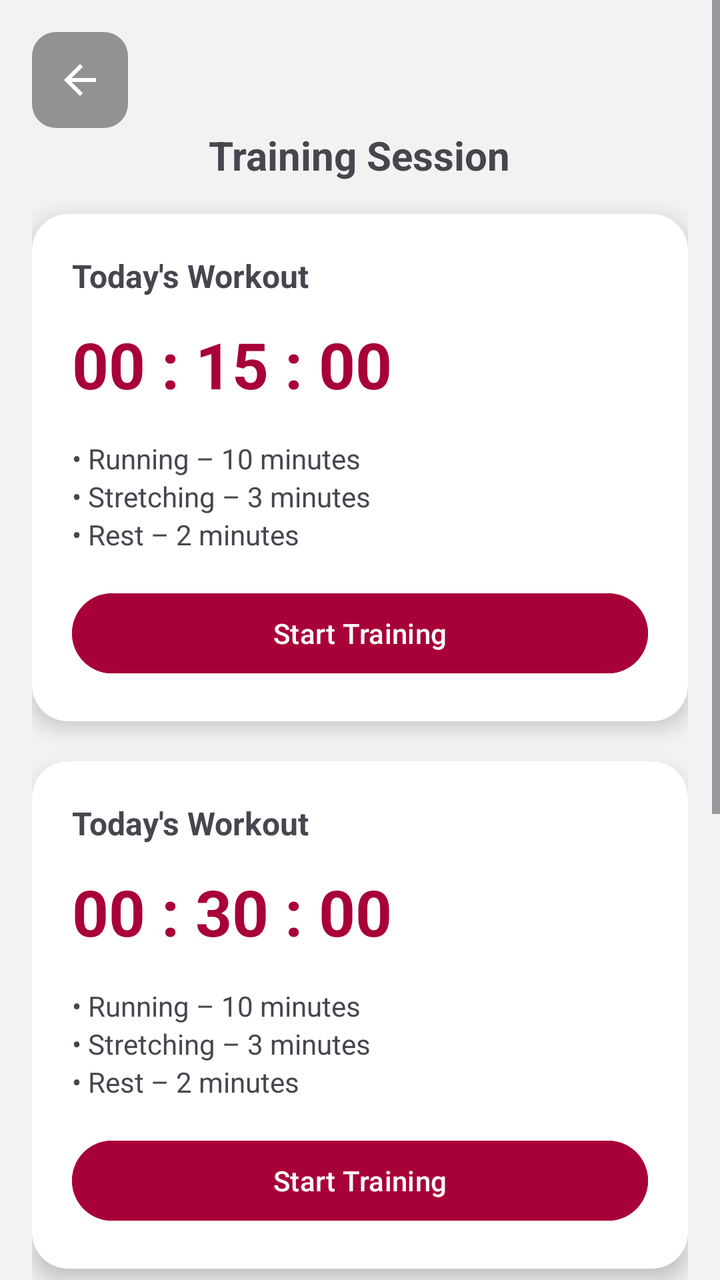
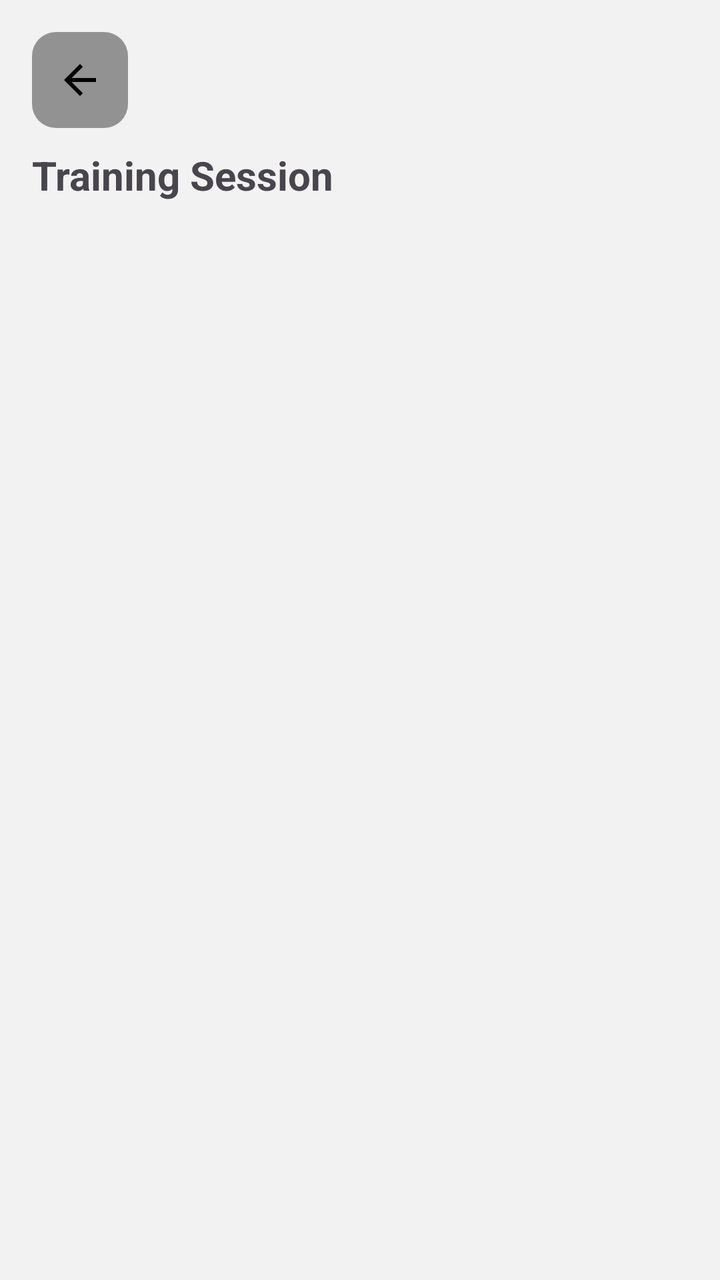

An Android layout rendered at two revisions. The XML below is the earlier revision; the diff shows what the commit changed to produce the second picture.
<!-- AndroidManifest.xml: application theme Theme.Dtta -->
<!-- res/layout/activity_training.xml -->
<?xml version="1.0" encoding="utf-8"?>
<ScrollView
    xmlns:android="http://schemas.android.com/apk/res/android"
    xmlns:app="http://schemas.android.com/apk/res-auto"
    android:layout_width="match_parent"
    android:layout_height="match_parent"
    android:fillViewport="true">

    <LinearLayout
        android:layout_width="match_parent"
        android:layout_height="wrap_content"
        android:orientation="vertical"
        android:background="#F2F2F2"
        android:padding="16dp">

        <ImageButton
            android:id="@+id/btnBack"
            android:layout_width="48dp"
            android:layout_height="48dp"
            android:layout_gravity="start"
            android:background="@drawable/bg_button_dark"
            android:src="@drawable/ic_back"
            app:tint="@android:color/white"
            android:contentDescription="Back" />

        <TextView
            android:layout_width="wrap_content"
            android:layout_height="wrap_content"
            android:layout_gravity="center"
            android:text="Training Session"
            android:textSize="20sp"
            android:textStyle="bold"
            android:layout_marginBottom="16dp"/>

        
        <androidx.cardview.widget.CardView
            android:layout_width="match_parent"
            android:layout_height="wrap_content"
            app:cardCornerRadius="18dp"
            app:cardElevation="6dp"
            android:layout_marginBottom="20dp">

            <LinearLayout
                android:layout_width="match_parent"
                android:layout_height="wrap_content"
                android:orientation="vertical"
                android:padding="20dp">

                <TextView
                    android:layout_width="wrap_content"
                    android:layout_height="wrap_content"
                    android:text="Today's Workout"
                    android:textStyle="bold"
                    android:textSize="16sp"
                    android:layout_marginBottom="12dp"/>

                <TextView
                    android:layout_width="wrap_content"
                    android:layout_height="wrap_content"
                    android:text="00 : 15 : 00"
                    android:textSize="32sp"
                    android:textStyle="bold"
                    android:textColor="#A80038"
                    android:layout_marginBottom="16dp"/>

                <LinearLayout
                    android:layout_width="match_parent"
                    android:layout_height="wrap_content"
                    android:orientation="vertical"
                    android:layout_marginBottom="16dp">

                    <TextView
                        android:layout_width="wrap_content"
                        android:layout_height="wrap_content"
                        android:text="• Running – 10 minutes"/>

                    <TextView
                        android:layout_width="wrap_content"
                        android:layout_height="wrap_content"
                        android:text="• Stretching – 3 minutes"/>

                    <TextView
                        android:layout_width="wrap_content"
                        android:layout_height="wrap_content"
                        android:text="• Rest – 2 minutes"/>
                </LinearLayout>

                <Button
                    android:layout_width="match_parent"
                    android:layout_height="48dp"
                    android:text="Start Training"
                    android:textColor="@android:color/white"
                    android:backgroundTint="#A80038"/>
            </LinearLayout>
        </androidx.cardview.widget.CardView>

        <androidx.cardview.widget.CardView
            android:layout_width="match_parent"
            android:layout_height="wrap_content"
            app:cardCornerRadius="18dp"
            app:cardElevation="6dp"
            android:layout_marginBottom="20dp">

            <LinearLayout
                android:layout_width="match_parent"
                android:layout_height="wrap_content"
                android:orientation="vertical"
                android:padding="20dp">

                <TextView
                    android:layout_width="wrap_content"
                    android:layout_height="wrap_content"
                    android:text="Today's Workout"
                    android:textStyle="bold"
                    android:textSize="16sp"
                    android:layout_marginBottom="12dp"/>

                <TextView
                    android:layout_width="wrap_content"
                    android:layout_height="wrap_content"
                    android:text="00 : 30 : 00"
                    android:textSize="32sp"
                    android:textStyle="bold"
                    android:textColor="#A80038"
                    android:layout_marginBottom="16dp"/>

                <LinearLayout
                    android:layout_width="match_parent"
                    android:layout_height="wrap_content"
                    android:orientation="vertical"
                    android:layout_marginBottom="16dp">

                    <TextView
                        android:layout_width="wrap_content"
                        android:layout_height="wrap_content"
                        android:text="• Running – 10 minutes"/>

                    <TextView
                        android:layout_width="wrap_content"
                        android:layout_height="wrap_content"
                        android:text="• Stretching – 3 minutes"/>

                    <TextView
                        android:layout_width="wrap_content"
                        android:layout_height="wrap_content"
                        android:text="• Rest – 2 minutes"/>
                </LinearLayout>

                <Button
                    android:layout_width="match_parent"
                    android:layout_height="48dp"
                    android:text="Start Training"
                    android:textColor="@android:color/white"
                    android:backgroundTint="#A80038"/>
            </LinearLayout>
        </androidx.cardview.widget.CardView>

        <androidx.cardview.widget.CardView
            android:layout_width="match_parent"
            android:layout_height="wrap_content"
            app:cardCornerRadius="18dp"
            app:cardElevation="6dp"
            android:layout_marginBottom="20dp">

            <LinearLayout
                android:layout_width="match_parent"
                android:layout_height="wrap_content"
                android:orientation="vertical"
                android:padding="20dp">

                <TextView
                    android:layout_width="wrap_content"
                    android:layout_height="wrap_content"
                    android:text="Today's Workout"
                    android:textStyle="bold"
                    android:textSize="16sp"
                    android:layout_marginBottom="12dp"/>

                <TextView
                    android:layout_width="wrap_content"
                    android:layout_height="wrap_content"
                    android:text="01 : 00 : 00"
                    android:textSize="32sp"
                    android:textStyle="bold"
                    android:textColor="#A80038"
                    android:layout_marginBottom="16dp"/>

                <LinearLayout
                    android:layout_width="match_parent"
                    android:layout_height="wrap_content"
                    android:orientation="vertical"
                    android:layout_marginBottom="16dp">

                    <TextView
                        android:layout_width="wrap_content"
                        android:layout_height="wrap_content"
                        android:text="• Running – 10 minutes"/>

                    <TextView
                        android:layout_width="wrap_content"
                        android:layout_height="wrap_content"
                        android:text="• Stretching – 3 minutes"/>

                    <TextView
                        android:layout_width="wrap_content"
                        android:layout_height="wrap_content"
                        android:text="• Rest – 2 minutes"/>
                </LinearLayout>

                <Button
                    android:layout_width="match_parent"
                    android:layout_height="48dp"
                    android:text="Start Training"
                    android:textColor="@android:color/white"
                    android:backgroundTint="#A80038"/>
            </LinearLayout>
        </androidx.cardview.widget.CardView>



        <TextView
            android:layout_width="wrap_content"
            android:layout_height="wrap_content"
            android:text="Tips"
            android:textStyle="bold"
            android:textSize="16sp"
            android:layout_marginBottom="8dp"/>

        <TextView
            android:layout_width="wrap_content"
            android:layout_height="wrap_content"
            android:text="Lakukan pemanasan sebelum latihan dan minum air yang cukup."
            android:textSize="13sp"
            android:textColor="#777777"/>

    </LinearLayout>

</ScrollView>
<!-- resources referenced by this layout -->
<resources>
  <!-- drawable bg_button_dark (drawable) -->
  <?xml version="1.0" encoding="utf-8"?>
  <shape xmlns:android="http://schemas.android.com/apk/res/android">
  
      <solid android:color="#66000000"/>
  
      <corners android:radius="12dp"/>
  
  </shape>
  <!-- drawable ic_back (drawable) -->
  <vector xmlns:android="http://schemas.android.com/apk/res/android" android:autoMirrored="true" android:height="24dp" android:tint="#000000" android:viewportHeight="960" android:viewportWidth="960" android:width="24dp">
        
      <path android:fillColor="@android:color/white" android:pathData="M313,520L537,744L480,800L160,480L480,160L537,216L313,440L800,440L800,520L313,520Z"/>
      
  </vector>
  <style name="Theme.Dtta" parent="Base.Theme.Dtta" />
  <style name="Base.Theme.Dtta" parent="Theme.Material3.DayNight.NoActionBar">
          
          
      </style>
</resources>

<!-- the commit's change to res/layout/activity_training.xml (unified diff, before → after) -->
@@ -1,238 +1,32 @@
 <?xml version="1.0" encoding="utf-8"?>
-<ScrollView
+<LinearLayout
     xmlns:android="http://schemas.android.com/apk/res/android"
-    xmlns:app="http://schemas.android.com/apk/res-auto"
     android:layout_width="match_parent"
     android:layout_height="match_parent"
-    android:fillViewport="true">
+    android:orientation="vertical"
+    android:background="#F2F2F2"
+    android:padding="16dp">
 
-    <LinearLayout
+    <ImageButton
+        android:id="@+id/btnBack"
+        android:layout_width="48dp"
+        android:layout_height="48dp"
+        android:background="@drawable/bg_button_dark"
+        android:src="@drawable/ic_back"
+        android:contentDescription="Back"/>
+
+    <TextView
+        android:layout_width="wrap_content"
+        android:layout_height="wrap_content"
+        android:text="Training Session"
+        android:textSize="20sp"
+        android:textStyle="bold"
+        android:layout_marginTop="10dp"
+        android:layout_marginBottom="16dp"/>
+
+    <androidx.recyclerview.widget.RecyclerView
+        android:id="@+id/rvTraining"
         android:layout_width="match_parent"
-        android:layout_height="wrap_content"
-        android:orientation="vertical"
-        android:background="#F2F2F2"
-        android:padding="16dp">
+        android:layout_height="match_parent"/>
 
-        <ImageButton
-            android:id="@+id/btnBack"
-            android:layout_width="48dp"
-            android:layout_height="48dp"
-            android:layout_gravity="start"
-            android:background="@drawable/bg_button_dark"
-            android:src="@drawable/ic_back"
-            app:tint="@android:color/white"
-            android:contentDescription="Back" />
-
-        <TextView
-            android:layout_width="wrap_content"
-            android:layout_height="wrap_content"
-            android:layout_gravity="center"
-            android:text="Training Session"
-            android:textSize="20sp"
-            android:textStyle="bold"
-            android:layout_marginBottom="16dp"/>
-
-        
-        <androidx.cardview.widget.CardView
-            android:layout_width="match_parent"
-            android:layout_height="wrap_content"
-            app:cardCornerRadius="18dp"
-            app:cardElevation="6dp"
-            android:layout_marginBottom="20dp">
-
-            <LinearLayout
-                android:layout_width="match_parent"
-                android:layout_height="wrap_content"
-                android:orientation="vertical"
-                android:padding="20dp">
-
-                <TextView
-                    android:layout_width="wrap_content"
-                    android:layout_height="wrap_content"
-                    android:text="Today's Workout"
-                    android:textStyle="bold"
-                    android:textSize="16sp"
-                    android:layout_marginBottom="12dp"/>
-
-                <TextView
-                    android:layout_width="wrap_content"
-                    android:layout_height="wrap_content"
-                    android:text="00 : 15 : 00"
-                    android:textSize="32sp"
-                    android:textStyle="bold"
-                    android:textColor="#A80038"
-                    android:layout_marginBottom="16dp"/>
-
-                <LinearLayout
-                    android:layout_width="match_parent"
-                    android:layout_height="wrap_content"
-                    android:orientation="vertical"
-                    android:layout_marginBottom="16dp">
-
-                    <TextView
-                        android:layout_width="wrap_content"
-                        android:layout_height="wrap_content"
-                        android:text="• Running – 10 minutes"/>
-
-                    <TextView
-                        android:layout_width="wrap_content"
-                        android:layout_height="wrap_content"
-                        android:text="• Stretching – 3 minutes"/>
-
-                    <TextView
-                        android:layout_width="wrap_content"
-                        android:layout_height="wrap_content"
-                        android:text="• Rest – 2 minutes"/>
-                </LinearLayout>
-
-                <Button
-                    android:layout_width="match_parent"
-                    android:layout_height="48dp"
-                    android:text="Start Training"
-                    android:textColor="@android:color/white"
-                    android:backgroundTint="#A80038"/>
-            </LinearLayout>
-        </androidx.cardview.widget.CardView>
-
-        <androidx.cardview.widget.CardView
-            android:layout_width="match_parent"
-            android:layout_height="wrap_content"
-            app:cardCornerRadius="18dp"
-            app:cardElevation="6dp"
-            android:layout_marginBottom="20dp">
-
-            <LinearLayout
-                android:layout_width="match_parent"
-                android:layout_height="wrap_content"
-                android:orientation="vertical"
-                android:padding="20dp">
-
-                <TextView
-                    android:layout_width="wrap_content"
-                    android:layout_height="wrap_content"
-                    android:text="Today's Workout"
-                    android:textStyle="bold"
-                    android:textSize="16sp"
-                    android:layout_marginBottom="12dp"/>
-
-                <TextView
-                    android:layout_width="wrap_content"
-                    android:layout_height="wrap_content"
-                    android:text="00 : 30 : 00"
-                    android:textSize="32sp"
-                    android:textStyle="bold"
-                    android:textColor="#A80038"
-                    android:layout_marginBottom="16dp"/>
-
-                <LinearLayout
-                    android:layout_width="match_parent"
-                    android:layout_height="wrap_content"
-                    android:orientation="vertical"
-                    android:layout_marginBottom="16dp">
-
-                    <TextView
-                        android:layout_width="wrap_content"
-                        android:layout_height="wrap_content"
-                        android:text="• Running – 10 minutes"/>
-
-                    <TextView
-                        android:layout_width="wrap_content"
-                        android:layout_height="wrap_content"
-                        android:text="• Stretching – 3 minutes"/>
-
-                    <TextView
-                        android:layout_width="wrap_content"
-                        android:layout_height="wrap_content"
-                        android:text="• Rest – 2 minutes"/>
-                </LinearLayout>
-
-                <Button
-                    android:layout_width="match_parent"
-                    android:layout_height="48dp"
-                    android:text="Start Training"
-                    android:textColor="@android:color/white"
-                    android:backgroundTint="#A80038"/>
-            </LinearLayout>
-        </androidx.cardview.widget.CardView>
-
-        <androidx.cardview.widget.CardView
-            android:layout_width="match_parent"
-            android:layout_height="wrap_content"
-            app:cardCornerRadius="18dp"
-            app:cardElevation="6dp"
-            android:layout_marginBottom="20dp">
-
-            <LinearLayout
-                android:layout_width="match_parent"
-                android:layout_height="wrap_content"
-                android:orientation="vertical"
-                android:padding="20dp">
-
-                <TextView
-                    android:layout_width="wrap_content"
-                    android:layout_height="wrap_content"
-                    android:text="Today's Workout"
-                    android:textStyle="bold"
-                    android:textSize="16sp"
-                    android:layout_marginBottom="12dp"/>
-
-                <TextView
-                    android:layout_width="wrap_content"
-                    android:layout_height="wrap_content"
-                    android:text="01 : 00 : 00"
-                    android:textSize="32sp"
-                    android:textStyle="bold"
-                    android:textColor="#A80038"
-                    android:layout_marginBottom="16dp"/>
-
-                <LinearLayout
-                    android:layout_width="match_parent"
-                    android:layout_height="wrap_content"
-                    android:orientation="vertical"
-                    android:layout_marginBottom="16dp">
-
-                    <TextView
-                        android:layout_width="wrap_content"
-                        android:layout_height="wrap_content"
-                        android:text="• Running – 10 minutes"/>
-
-                    <TextView
-                        android:layout_width="wrap_content"
-                        android:layout_height="wrap_content"
-                        android:text="• Stretching – 3 minutes"/>
-
-                    <TextView
-                        android:layout_width="wrap_content"
-                        android:layout_height="wrap_content"
-                        android:text="• Rest – 2 minutes"/>
-                </LinearLayout>
-
-                <Button
-                    android:layout_width="match_parent"
-                    android:layout_height="48dp"
-                    android:text="Start Training"
-                    android:textColor="@android:color/white"
-                    android:backgroundTint="#A80038"/>
-            </LinearLayout>
-        </androidx.cardview.widget.CardView>
-
-
-
-        <TextView
-            android:layout_width="wrap_content"
-            android:layout_height="wrap_content"
-            android:text="Tips"
-            android:textStyle="bold"
-            android:textSize="16sp"
-            android:layout_marginBottom="8dp"/>
-
-        <TextView
-            android:layout_width="wrap_content"
-            android:layout_height="wrap_content"
-            android:text="Lakukan pemanasan sebelum latihan dan minum air yang cukup."
-            android:textSize="13sp"
-            android:textColor="#777777"/>
-
-    </LinearLayout>
-
-</ScrollView>
+</LinearLayout>
